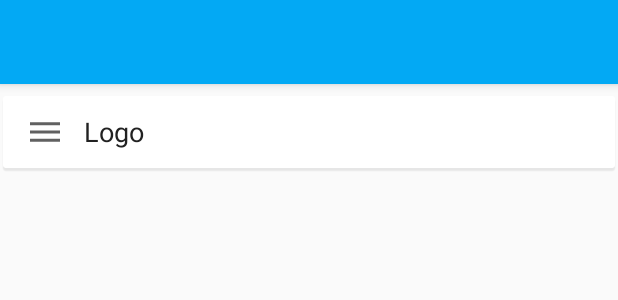
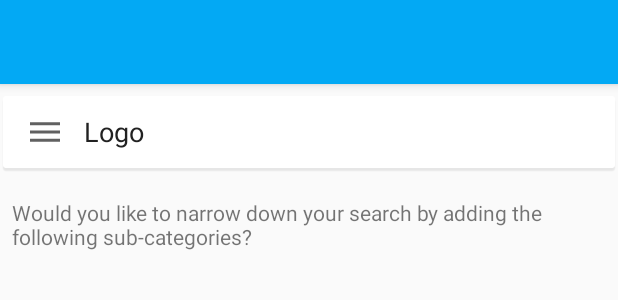
Before and after one commit to skyplor/locate, an Android app: the layout activity_search.xml on its own in the app's theme, with its tools: preview values and no code run, on a phone screen of 412 x 824 dp. Shown: the top 300 px of the screen. Run offline under Robolectric (Android 15) with nearby library versions, the phone set to English and light mode, and no system bars.

Commit message:
more changes to the search ui

```diff
--- a/app/src/main/res/layout/activity_search.xml
+++ b/app/src/main/res/layout/activity_search.xml
@@ -13,14 +13,27 @@
         android:layout_width="match_parent"
         android:layout_height="wrap_content"
         android:layout_alignParentLeft="true"
+        android:layout_below="@+id/search_toolbar"
         android:layout_marginLeft="-6dp"
         android:layout_marginRight="-6dp"
-        android:elevation="4dp"
-        android:layout_below="@+id/search_toolbar" />
+        android:elevation="4dp" />
 
-    <android.support.v7.widget.RecyclerView
-        android:id="@+id/category_resultList"
+    <RelativeLayout
         android:layout_width="match_parent"
-        android:layout_height="wrap_content"
-        android:layout_below="@+id/searchbox" />
+        android:layout_height="match_parent"
+        android:layout_below="@+id/searchbox"
+        android:layout_margin="@dimen/abc_dropdownitem_text_padding_left">
+
+        <TextView
+            android:id="@+id/question"
+            android:layout_width="match_parent"
+            android:layout_height="wrap_content"
+            android:text="@string/searchQuestion" />
+
+        <android.support.v7.widget.RecyclerView
+            android:id="@+id/category_resultList"
+            android:layout_width="match_parent"
+            android:layout_height="wrap_content"
+            android:layout_below="@+id/question" />
+    </RelativeLayout>
 </RelativeLayout>
--- /dev/null
+++ b/app/src/main/res/values/integers.xml
@@ -0,0 +1,6 @@
+<?xml version="1.0" encoding="utf-8"?>
+<resources>
+    <integer name="card_view_weightsum">5</integer>
+    <integer name="card_text_view_weight">4</integer>
+    <integer name="card_add_search_image_view_weight">1</integer>
+</resources>
--- a/app/src/main/res/values/strings.xml
+++ b/app/src/main/res/values/strings.xml
@@ -11,4 +11,5 @@
     <string name="menu_item_search">Search</string>
     <string name="title_activity_venue">Venue</string>
     <string name="no_results_msg">Sorry, but nothing matched your search criteria. Please try again with some different keywords or tap on the nearest suggested places.</string>
+    <string name="searchQuestion">Would you like to narrow down your search by adding the following sub-categories?</string>
 </resources>
```
Also changed, not shown: app/src/main/java/com/skypayjm/app/locate/adapter/VenueCardRecyclerAdapter.java (+5 -2 lines), app/src/main/java/com/skypayjm/app/locate/ui/SearchActivity.java (+24 -12 lines), app/src/main/res/layout/item_category_venue.xml (+5 -4 lines).
